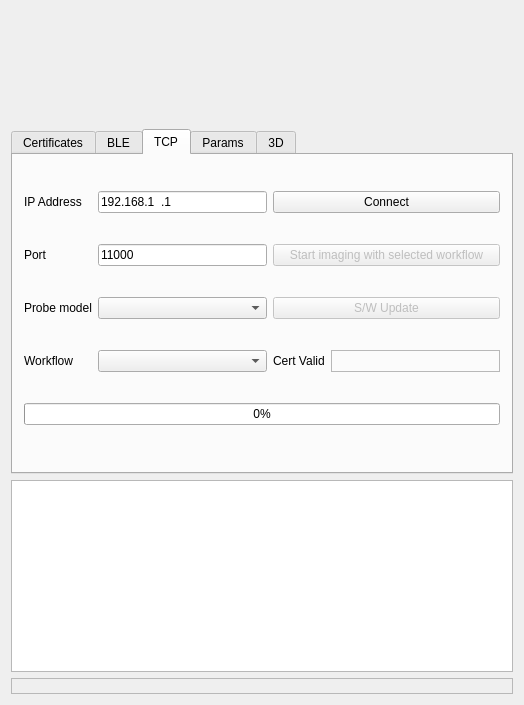
dev-threads/solum, file examples/solum_qt/solumqt.ui: the form before one commit.
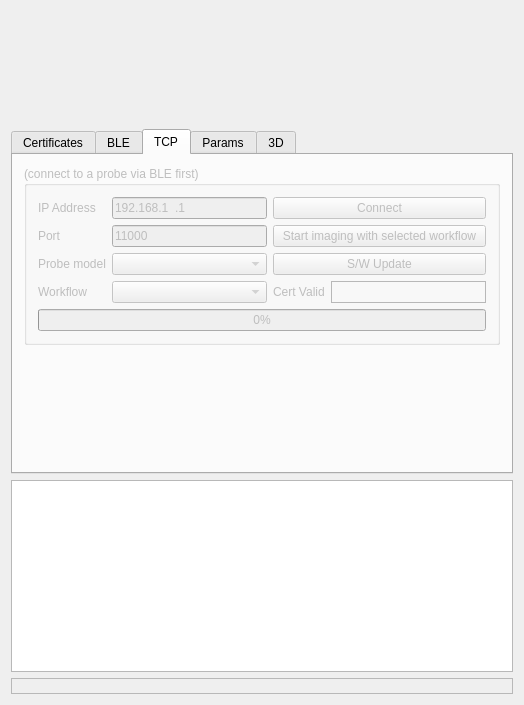
The form after the commit. The open tabs and pages were chosen to show the change. Custom widgets are drawn as their Qt base class.

```diff
--- a/examples/solum_qt/solumqt.ui
+++ b/examples/solum_qt/solumqt.ui
@@ -360,6 +360,15 @@
         <string>TCP</string>
        </attribute>
        <layout class="QGridLayout">
+        <item row="0" column="0">
+         <widget class="QGroupBox" name="tcpbox">
+          <property name="enabled">
+           <bool>false</bool>
+          </property>
+          <property name="title">
+           <string>(connect to a probe via BLE first)</string>
+          </property>
+          <layout class="QGridLayout">
         <item row="2" column="1">
          <widget class="QLineEdit" name="port">
           <property name="text">
@@ -430,13 +439,6 @@
           </property>
          </widget>
         </item>
-        <item row="7" column="0" colspan="4">
-         <spacer name="verticalSpacer_2">
-          <property name="orientation">
-           <enum>Qt::Vertical</enum>
-          </property>
-         </spacer>
-        </item>
         <item row="4" column="0">
          <widget class="QLabel" name="_workflows">
           <property name="text">
@@ -493,6 +495,22 @@
            <string>S/W Update</string>
           </property>
          </widget>
+           </item>
+          </layout>
+         </widget>
+        </item>
+        <item row="1" column="0">
+         <spacer name="verticalSpacer_2">
+          <property name="orientation">
+           <enum>Qt::Vertical</enum>
+          </property>
+          <property name="sizeHint" stdset="0">
+           <size>
+            <width>0</width>
+            <height>0</height>
+           </size>
+          </property>
+         </spacer>
         </item>
        </layout>
       </widget>
```
Lines whose indentation alone changed are shown as unchanged.
